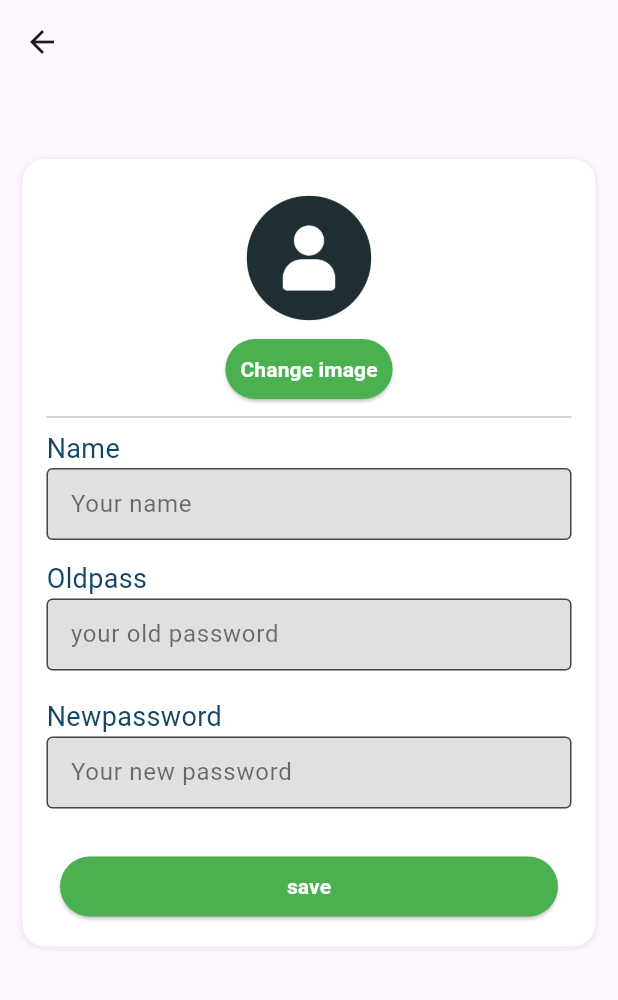
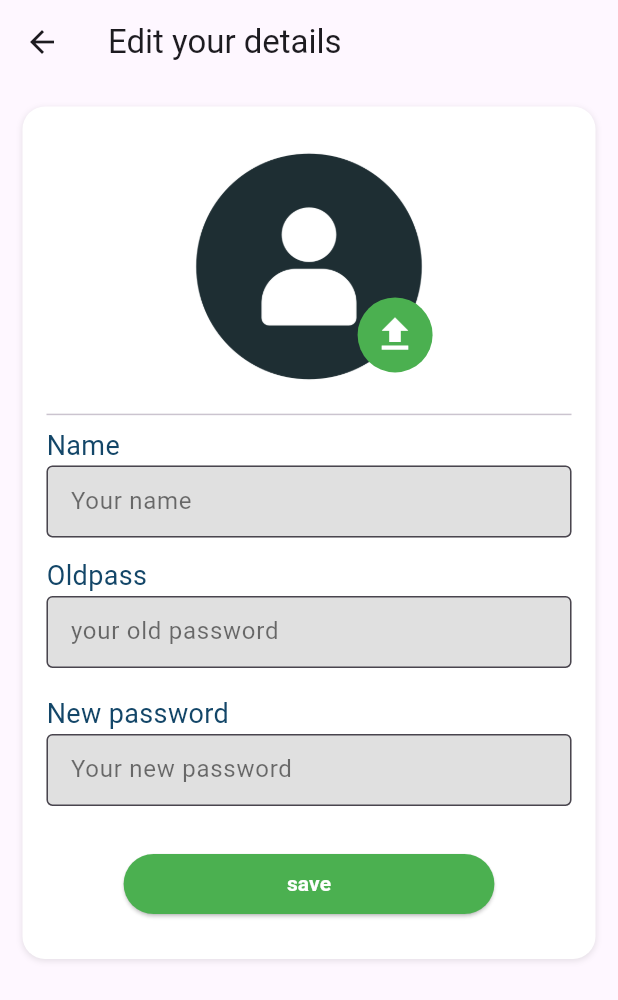
Before and after one commit to SagorSamadder/sAcademy-teacher, a Flutter app: the EditProfilescreen screen opened directly with empty values, on a phone screen of 412 x 824 dp. Shown: the top 1000 px of the screen. Run offline on Flutter 3.47's test engine with Material 3 defaults, Android fonts, the phone set to English and light mode, and no system bars; our stand-ins replace cloud_firestore, firebase_auth, firebase_core, firebase_storage, get, image_picker and 1 more; accounts and stored records are empty.

Commit message:
profile screens complete

```diff
--- a/lib/app/profile/controller/profile_controller.dart
+++ b/lib/app/profile/controller/profile_controller.dart
@@ -16,6 +16,7 @@ class ProfileController extends GetxController {
   var profileImagepath = ''.obs;
   var profileImageLink = '';
   var isloading = false.obs;
+  var isloadings = false.obs;
 
   //text field
   var nameController = TextEditingController();
@@ -49,6 +50,7 @@ class ProfileController extends GetxController {
     await store.set({'name': name, 'password': password, 'imageUrl': imgUrl},
         SetOptions(merge: true));
     isloading(false);
+    isloadings(false);
   }
 
   //pasword change controller
--- a/lib/app/profile/view/edit_profile.dart
+++ b/lib/app/profile/view/edit_profile.dart
@@ -20,42 +20,121 @@ class EditProfilescreen extends StatelessWidget {
     var controller = Get.find<ProfileController>();
     return Scaffold(
       resizeToAvoidBottomInset: false,
-      appBar: AppBar(),
+      appBar: AppBar(
+        title: "Edit your details".text.make(),
+      ),
       body: Obx(
         () => SingleChildScrollView(
           physics: const BouncingScrollPhysics(),
           child: Column(
-            mainAxisSize: MainAxisSize.min,
             children: [
               //if data image url and controller path is empty then show this
+              Stack(
+                children: [
                   data['imageUrl'] == '' && controller.profileImagepath.isEmpty
                       ? Image.asset(
                           'assets/images/profile.png',
-                      width: 100,
+                          width: context.screenWidth * .4,
+                          height: context.screenHeight * .22,
                           fit: BoxFit.cover,
                         ).box.roundedFull.clip(Clip.antiAlias).make()
                       //if data is not empty but controller is empty
                       : data['imageUrl'] != '' &&
                               controller.profileImagepath.isEmpty
-                      ? Image.network(data['imageUrl'],
-                              width: 100, fit: BoxFit.cover)
-                          .box
-                          .roundedFull
-                          .clip(Clip.antiAlias)
-                          .make()
+                          ? Image.network(
+                              data['imageUrl'],
+                              width: context.screenWidth * .4,
+                              height: context.screenHeight * .22,
+                              fit: BoxFit.cover,
+                            ).box.roundedFull.clip(Clip.antiAlias).make()
                           //if both are empty
                           : Image.file(
                               File(controller.profileImagepath.value),
-                          width: 100,
+                              width: context.screenWidth * .4,
+                              height: context.screenHeight * .22,
                               fit: BoxFit.cover,
                             ).box.roundedFull.clip(Clip.antiAlias).make(),
-              ourButton(
-                  color: const Color(0xff4bb050),
-                  onPress: () {
+                  Positioned(
+                    bottom: 20,
+                    right: 0,
+                    child: InkWell(
+                      onTap: () {
                         controller.changeImage(context);
                       },
+                      child: Container(
+                        height: 50,
+                        width: 50,
+                        decoration: BoxDecoration(
+                          borderRadius: BorderRadius.circular(25),
+                          color: const Color(0xff4bb050),
+                        ),
+                        child: IconButton(
+                          onPressed: () {
+                            controller.changeImage(context);
+                          },
+                          icon: const Icon(
+                            Icons.upload,
+                            color: Colors.white,
+                            size: 30,
+                          ),
+                        ),
+                      ).box.roundedFull.make(),
+                    ),
+                  )
+                ],
+              ),
+              controller.profileImagepath.value.isNotEmpty
+                  ? controller.isloadings.value
+                      ? const CircularProgressIndicator(
+                          valueColor: AlwaysStoppedAnimation(Color(0xff4bb050)),
+                        )
+                      : SizedBox(
+                          width: context.screenWidth * .4,
+                          child: ourButton(
+                            color: const Color(0xff4bb050),
+                            onPress: () async {
+                              controller.isloadings(true);
+                              if (controller
+                                  .profileImagepath.value.isNotEmpty) {
+                                await controller.uploadProfileImage();
+                              } else {
+                                controller.profileImageLink = data['imageUrl'];
+                              }
+                              if (data['password'] ==
+                                  controller.oldpassController.text) {
+                                await controller.changeAuthpassword(
+                                    email: data['email'],
+                                    password: controller.oldpassController.text,
+                                    newpassword:
+                                        controller.newpassController.text);
+                                await controller.updateProfileDocument(
+                                    imgUrl: controller.profileImageLink,
+                                    name: controller.nameController.text,
+                                    password:
+                                        controller.newpassController.text);
+                                VxToast.show(context, msg: "Updated Complete");
+                                Get.back();
+                              } else if (controller
+                                      .oldpassController.text.isEmptyOrNull &&
+                                  controller
+                                      .newpassController.text.isEmptyOrNull) {
+                                await controller.updateProfileDocument(
+                                    imgUrl: controller.profileImageLink,
+                                    name: controller.nameController.text,
+                                    password: data['password']);
+                                VxToast.show(context, msg: "Updated Complete");
+                                Get.back();
+                              } else {
+                                VxToast.show(context,
+                                    msg: "wrong old password");
+                                controller.isloadings(false);
+                              }
+                            },
                             textcolor: Colors.white,
-                  title: "Change image"),
+                            title: "save",
+                          ),
+                        )
+                  : Container(),
               const Divider(),
 
               coustomtextfield(
@@ -75,7 +154,7 @@ class EditProfilescreen extends StatelessWidget {
               coustomtextfield(
                 controller: controller.newpassController,
                 hint: "Your new password",
-                title: "Newpassword",
+                title: "New password",
                 isPass: true,
               ),
               20.heightBox,
@@ -84,7 +163,7 @@ class EditProfilescreen extends StatelessWidget {
                       valueColor: AlwaysStoppedAnimation(Color(0xff4bb050)),
                     )
                   : SizedBox(
-                      width: context.screenWidth - 80,
+                      width: context.screenWidth * .6,
                       child: ourButton(
                           color: const Color(0xff4bb050),
                           onPress: () async {
@@ -129,6 +208,7 @@ class EditProfilescreen extends StatelessWidget {
                           textcolor: Colors.white,
                           title: "save"),
                     ),
+              10.heightBox,
             ],
           )
               .box
@@ -136,7 +216,7 @@ class EditProfilescreen extends StatelessWidget {
               .shadow
               .rounded
               .padding(const EdgeInsets.all(16))
-              .margin(const EdgeInsets.only(top: 50, left: 15, right: 15))
+              .margin(const EdgeInsets.only(top: 15, left: 15, right: 15))
               .make(),
         ),
       ),
```
Also changed, not shown: lib/app/profile/view/profile_screen.dart (+26 -5 lines). Lines whose indentation alone changed are shown as unchanged.
